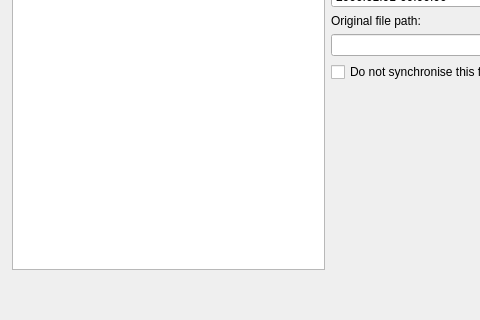
First picture: the form in main_window.ui, repository henrik-w/Synkron, before the edit; both pictures show x 0 to 480 and y 141 to 461 of the 675 by 461 pixel window.
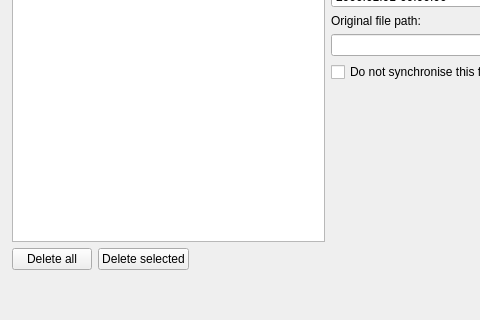
Second picture: the form after the edit. The open tabs and pages were chosen to show the change. Icons and pictures are not drawn.

```diff
--- a/main_window.ui
+++ b/main_window.ui
@@ -88,14 +88,7 @@
             <property name="spacing" >
              <number>6</number>
             </property>
-            <item row="0" column="0" >
-             <widget class="QListWidget" name="restore_list" >
-              <property name="statusTip" >
-               <string>List of files available for restoring</string>
-              </property>
-             </widget>
-            </item>
-            <item row="0" column="1" >
+            <item row="0" column="2" >
              <layout class="QGridLayout" >
               <property name="margin" >
                <number>0</number>
@@ -217,6 +210,60 @@
               </item>
              </layout>
             </item>
+            <item row="0" column="1" >
+             <layout class="QGridLayout" >
+              <property name="margin" >
+               <number>0</number>
+              </property>
+              <property name="spacing" >
+               <number>6</number>
+              </property>
+              <item row="0" column="0" >
+               <widget class="QListWidget" name="restore_list" >
+                <property name="statusTip" >
+                 <string>List of files available for restoring</string>
+                </property>
+               </widget>
+              </item>
+              <item row="1" column="0" >
+               <layout class="QGridLayout" >
+                <property name="margin" >
+                 <number>0</number>
+                </property>
+                <property name="spacing" >
+                 <number>6</number>
+                </property>
+                <item row="0" column="0" >
+                 <widget class="QPushButton" name="delTmpAllBtn" >
+                  <property name="text" >
+                   <string>Delete all</string>
+                  </property>
+                 </widget>
+                </item>
+                <item row="0" column="1" >
+                 <widget class="QPushButton" name="delTmpSelBtn" >
+                  <property name="text" >
+                   <string>Delete selected</string>
+                  </property>
+                 </widget>
+                </item>
+                <item row="0" column="2" >
+                 <spacer>
+                  <property name="orientation" >
+                   <enum>Qt::Horizontal</enum>
+                  </property>
+                  <property name="sizeHint" >
+                   <size>
+                    <width>40</width>
+                    <height>20</height>
+                   </size>
+                  </property>
+                 </spacer>
+                </item>
+               </layout>
+              </item>
+             </layout>
+            </item>
            </layout>
           </item>
           <item row="0" column="0" >
```
